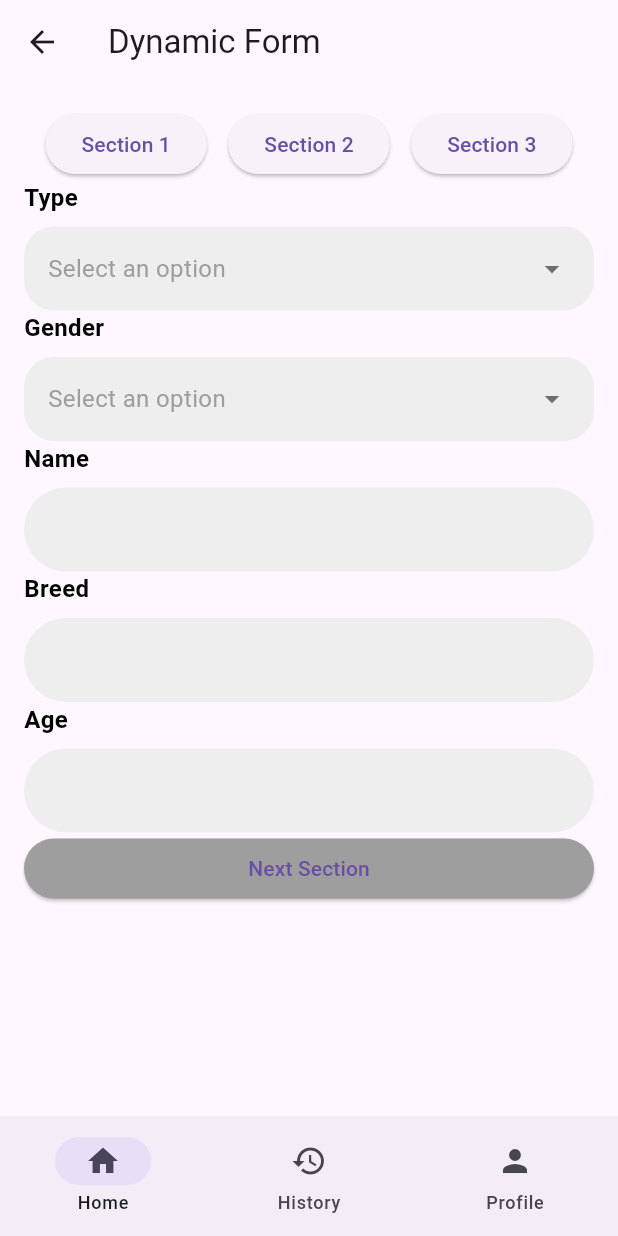
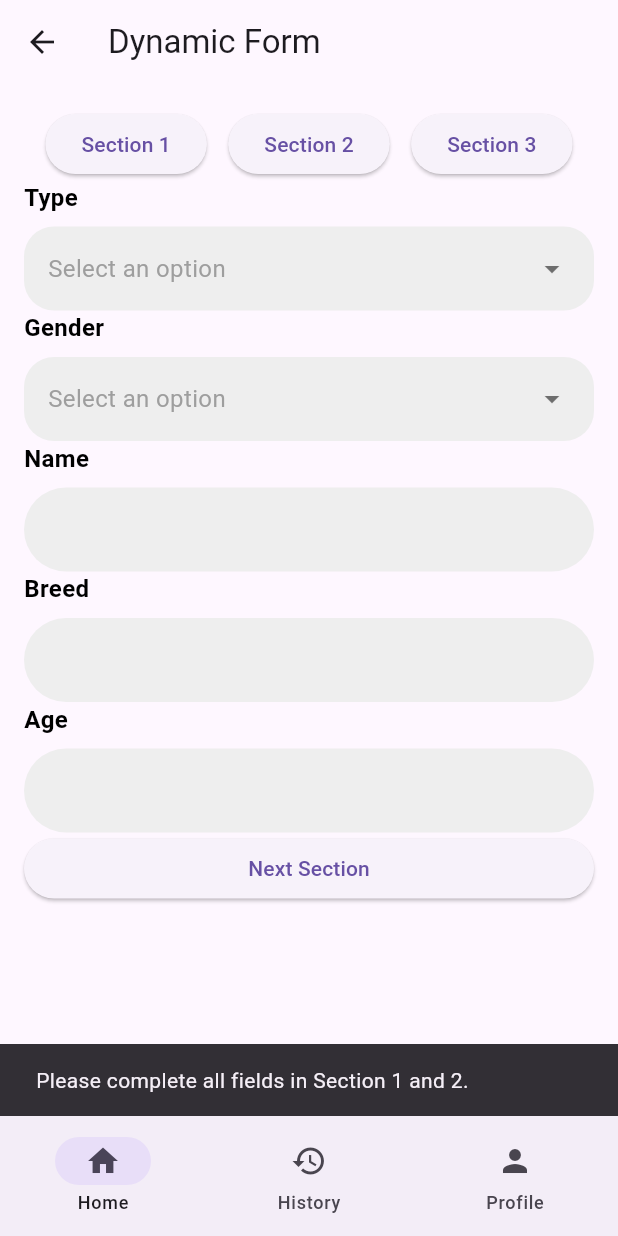
Before and after one commit to plsnoname/webapp, a Flutter app: the DynamicFormScreen screen opened by its route, after a tap on "Section 3", on a phone screen of 412 x 824 dp. Run offline on Flutter 3.47's test engine with Material 3 defaults, Android fonts, the phone set to English and light mode, and no system bars; our stand-ins replace app_links, flutter_secure_storage, go_router; missing offline and left inert: auth0_flutter, flutter_inappwebview; accounts and stored records are empty.

Commit message:
one step closer to nirvana

```diff
--- a/lib/features/make_reservation/components/general_text_field.dart
+++ b/lib/features/make_reservation/components/general_text_field.dart
@@ -6,6 +6,7 @@ class GeneralTextField extends StatefulWidget {
   final FormFieldSetter<String>? onSaved;
   final FormFieldValidator<String>? validator;
   final String? initialValue;
+  final ValueChanged<String>? onChanged; // Add this line
 
   const GeneralTextField({
     Key? key,
@@ -14,6 +15,7 @@ class GeneralTextField extends StatefulWidget {
     this.onSaved,
     this.validator,
     this.initialValue,
+    this.onChanged, // Add this line
   }) : super(key: key);
 
   @override
@@ -68,6 +70,7 @@ class _GeneralTextFieldState extends State<GeneralTextField> {
           keyboardType: widget.keyboardType,
           onSaved: widget.onSaved,
           validator: widget.validator,
+          onChanged: widget.onChanged, // Add this line
           style: TextStyle(
             fontSize: 16.0,
             fontWeight: FontWeight.bold,
--- a/lib/features/make_reservation/view/reservation_form.dart
+++ b/lib/features/make_reservation/view/reservation_form.dart
@@ -55,15 +55,22 @@ class _DynamicFormScreenState extends State<DynamicFormScreen> {
               labelText: 'Type',
               items: (formJson!['type'] as String).split(', '),
               value: selectedType,
-              onChanged: (value) => setState(() {
+              onChanged: (value) {
+                setState(() {
                   selectedType = value;
                   formData['type'] = value;
-              }),
+                });
+              },
             ),
           if (selectedType == 'Other')
             GeneralTextField(
               labelText: 'What type of animal',
               initialValue: formData['otherType'],
+              onChanged: (value) {
+                setState(() {
+                  formData['otherType'] = value;
+                });
+              },
               onSaved: (value) => formData['otherType'] = value,
             ),
           if (selectedType == 'Dog')
@@ -71,25 +78,38 @@ class _DynamicFormScreenState extends State<DynamicFormScreen> {
               labelText: 'Breed Size',
               items: ['Small', 'Medium', 'Large'],
               value: selectedBreedSize,
-              onChanged: (value) => setState(() {
+              onChanged: (value) {
+                setState(() {
                   selectedBreedSize = value;
                   formData['breedSize'] = value;
-              }),
+                });
+              },
             ),
           GeneralDropdownField<String>(
             labelText: 'Gender',
             items: ['Male', 'Female'],
             value: formData['gender'],
-            onChanged: (value) => setState(() {
+            onChanged: (value) {
+              setState(() {
                 formData['gender'] = value;
-            }),
+              });
+            },
           ),
           if (formJson!.containsKey('animalQuestions'))
             ...formJson!['animalQuestions'].map<Widget>((question) {
               return GeneralTextField(
                 labelText: question,
                 initialValue: formData[question],
-                onSaved: (value) => formData[question] = value,
+                onChanged: (value) {
+                  setState(() {
+                    formData[question] = value;
+                  });
+                },
+                onSaved: (value) {
+                  setState(() {
+                    formData[question] = value;
+                  });
+                },
               );
             }).toList(),
         ];
@@ -98,8 +118,14 @@ class _DynamicFormScreenState extends State<DynamicFormScreen> {
           if (formJson!.containsKey('hotelQuestions'))
             ...formJson!['hotelQuestions'].map<Widget>((question) {
               return GeneralTextField(
+                key: ValueKey(question), // Add this line
                 labelText: question,
                 initialValue: formData[question],
+                onChanged: (value) {
+                  setState(() {
+                    formData[question] = value;
+                  });
+                },
                 onSaved: (value) => formData[question] = value,
               );
             }).toList(),
@@ -122,11 +148,24 @@ class _DynamicFormScreenState extends State<DynamicFormScreen> {
                 question: option['question'],
                 initialAnswer: formData['${option['name']}_response'],
                 onAnswerChanged: (value) {
+                  setState(() {
                     formData['${option['name']}_response'] = value;
+                  });
                 },
               );
             }).toList(),
           ],
+          if (formJson!.containsKey('paymentOptions'))
+            GeneralDropdownField<String>(
+              labelText: 'Payment Method',
+              items: (formJson!['paymentOptions'] as String).split(', '),
+              value: formData['paymentMethod'],
+              onChanged: (value) {
+                setState(() {
+                  formData['paymentMethod'] = value;
+                });
+              },
+            ),
         ];
       default:
         return [];
@@ -141,8 +180,42 @@ class _DynamicFormScreenState extends State<DynamicFormScreen> {
     return false;
   }
 
+  bool _isSection0Valid() {
+    if (selectedType == null || selectedType!.isEmpty) return false;
+    if (selectedType == 'Dog' &&
+        (selectedBreedSize == null || selectedBreedSize!.isEmpty)) return false;
+    if (selectedType == 'Other' &&
+        (formData['otherType'] == null || formData['otherType']!.isEmpty))
+      return false;
+    if (formJson!.containsKey('animalQuestions')) {
+      for (var question in formJson!['animalQuestions']) {
+        if (formData[question] == null || formData[question].isEmpty)
+          return false;
+      }
+    }
+    return true;
+  }
+
+  bool _isSection1Valid() {
+    if (formJson!.containsKey('hotelQuestions')) {
+      for (var question in formJson!['hotelQuestions']) {
+        if (formData[question] == null || formData[question].isEmpty)
+          return false;
+      }
+    }
+    return true;
+  }
+
   void _nextSection() {
-    if (_isCurrentSectionValid()) {
+    if (_currentSection == 0 && !_isSection0Valid()) {
+      ScaffoldMessenger.of(context).showSnackBar(
+        SnackBar(content: Text('Please complete all fields in this section.')),
+      );
+    } else if (_currentSection == 1 && !_isSection1Valid()) {
+      ScaffoldMessenger.of(context).showSnackBar(
+        SnackBar(content: Text('Please complete all fields in this section.')),
+      );
+    } else {
       _formKey.currentState!.save();
       setState(() {
         _currentSection++;
@@ -151,7 +224,16 @@ class _DynamicFormScreenState extends State<DynamicFormScreen> {
   }
 
   void _goToSection(int section) {
-    if (section <= _currentSection) {
+    if (section == 1 && !_isSection0Valid()) {
+      ScaffoldMessenger.of(context).showSnackBar(
+        SnackBar(content: Text('Please complete all fields in Section 1.')),
+      );
+    } else if (section == 2 && (!_isSection0Valid() || !_isSection1Valid())) {
+      ScaffoldMessenger.of(context).showSnackBar(
+        SnackBar(
+            content: Text('Please complete all fields in Section 1 and 2.')),
+      );
+    } else {
       _formKey.currentState!.save();
       setState(() {
         _currentSection = section;
@@ -223,19 +305,41 @@ class _DynamicFormScreenState extends State<DynamicFormScreen> {
             Expanded(
               child: Form(
                 key: _formKey,
-                onChanged: () => setState(() {}),
+                onChanged: () {
+                  setState(() {});
+                },
                 child: ListView(
                   children: [
                     ..._buildSection(_currentSection),
-                    if (_currentSection < 2)
+                    if (_currentSection == 0)
                       ElevatedButton(
-                        onPressed: _nextSection,
+                        onPressed: () {
+                          if (_isSection0Valid()) {
+                            _nextSection();
+                          } else {
+                            ScaffoldMessenger.of(context).showSnackBar(
+                              SnackBar(
+                                  content: Text(
+                                      'Please complete all fields in this section.')),
+                            );
+                          }
+                        },
                         child: Text('Next Section'),
-                        style: ElevatedButton.styleFrom(
-                          backgroundColor: _isCurrentSectionValid()
-                              ? Colors.blue
-                              : Colors.grey,
                       ),
+                    if (_currentSection == 1)
+                      ElevatedButton(
+                        onPressed: () {
+                          if (_isSection1Valid()) {
+                            _nextSection();
+                          } else {
+                            ScaffoldMessenger.of(context).showSnackBar(
+                              SnackBar(
+                                  content: Text(
+                                      'Please complete all fields in this section.')),
+                            );
+                          }
+                        },
+                        child: Text('Next Section'),
                       ),
                   ],
                 ),
```
Lines whose indentation alone changed are shown as unchanged.
